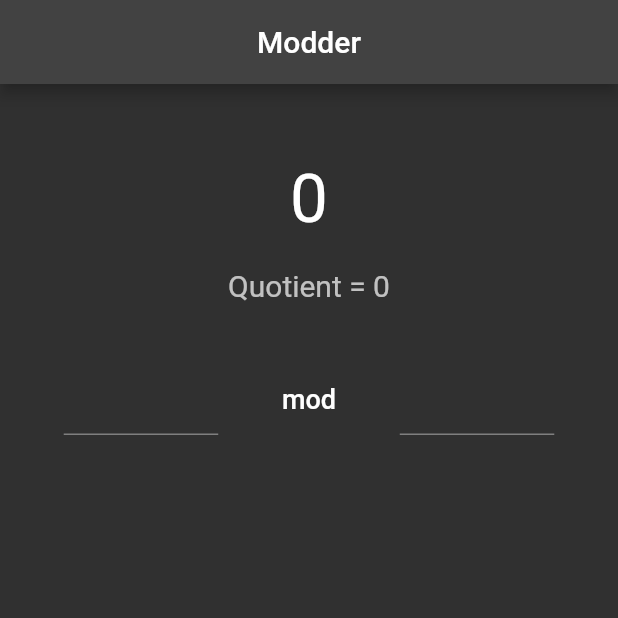
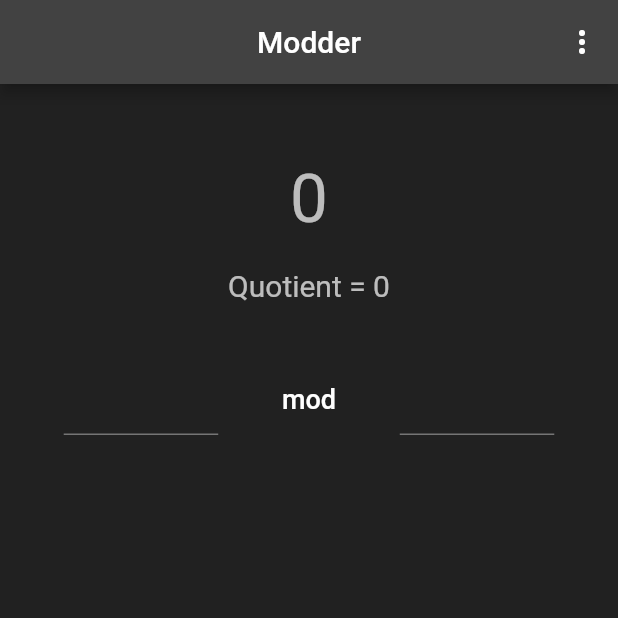
Before and after one commit to sushan9/mod, a Flutter app: the screen it shows after launch, on a phone screen of 412 x 824 dp, the top half of it. Run offline on Flutter 3.47's test engine with Material 2 defaults, Android fonts, the phone set to English and light mode, and no system bars; our stand-ins replace shared_preferences.

Commit message:
dark theme with provider

```diff
--- a/lib/app/app.dart
+++ b/lib/app/app.dart
@@ -1,22 +1,42 @@
+import 'package:first/provider/theme_provider.dart';
 import 'package:flutter/material.dart';
+import 'package:provider/provider.dart';
 import './modCalculator.dart';
 
 class App extends StatelessWidget {
-  const App({Key? key}) : super(key: key);
-
   @override
   Widget build(BuildContext context) {
-    return MaterialApp(
-      title: 'Modder',
-      debugShowCheckedModeBanner: false,
-      theme: ThemeData.dark(),
-      home: Scaffold(
-        appBar: AppBar(
-          title: const Text('Modder'),
-          centerTitle: true,
-        ),
-        body: ModCalculator(),
+    return Scaffold(
+      appBar: AppBar(
+        title: const Text('Modder'),
+        centerTitle: true,
+        actions: [
+          PopupMenuButton(
+            itemBuilder: (context) => [
+              PopupMenuItem(
+                child: ListTile(
+                  title: Text('Dark Mode'),
+                  trailing: StatefulBuilder(
+                    builder: (context, StateSetter setState) {
+                      return Switch(
+                        value: context.read<ThemeProvider>().isDarkMode,
+                        // value: Provider.of<ThemeProvider>(context).isDarkMode,
+                        onChanged: (value) {
+                          context.read<ThemeProvider>().toggle(value);
+                          // Provider.of<ThemeProvider>(context, listen: false)
+                          //     .toggle(value);
+                          setState(() {});
+                        },
+                      );
+                    },
+                  ),
+                ),
+              ),
+            ],
+          ),
+        ],
       ),
+      body: ModCalculator(),
     );
   }
 }
--- a/lib/app/modCalculator.dart
+++ b/lib/app/modCalculator.dart
@@ -47,10 +47,7 @@ class _ModCalculatorState extends State<ModCalculator> {
         children: <Widget>[
           Text(
             getMod(),
-            style: Theme.of(context)
-                .textTheme
-                .headline3!
-                .copyWith(color: Colors.white),
+            style: Theme.of(context).textTheme.headline3,
           ),
           const SizedBox(height: 20),
           Text(
--- a/lib/app/modInput.dart
+++ b/lib/app/modInput.dart
@@ -11,8 +11,6 @@ class ModInput extends StatelessWidget {
     return Container(
       width: (width) / 4,
       child: TextFormField(
-        // cursorColor: Colors.grey,
-        // decoration: InputDecoration(),
         style: Theme.of(context).textTheme.headline6,
         textAlign: TextAlign.center,
         onChanged: (inp) {
--- a/lib/main.dart
+++ b/lib/main.dart
@@ -1,14 +1,33 @@
+import 'package:first/provider/theme_provider.dart';
 import 'package:flutter/material.dart';
+import 'package:flutter/services.dart';
 import 'app/app.dart';
+import 'package:provider/provider.dart';
 
-void main() {
+void main() async {
+  WidgetsFlutterBinding.ensureInitialized();
+  // portrait only
+  await SystemChrome.setPreferredOrientations([
+    DeviceOrientation.portraitUp,
+  ]);
   runApp(MyApp());
 }
 
 class MyApp extends StatelessWidget {
-  // This widget is the root of your application.
   @override
   Widget build(BuildContext context) {
-    return App();
+    return ChangeNotifierProvider(
+        create: (context) => ThemeProvider(),
+        builder: (context, child) {
+          final themeProvider = Provider.of<ThemeProvider>(context);
+          return MaterialApp(
+            title: 'Modder',
+            debugShowCheckedModeBanner: false,
+            themeMode: themeProvider.themeMode,
+            theme: MyThemes.light,
+            darkTheme: MyThemes.dark,
+            home: App(),
+          );
+        });
   }
 }
--- /dev/null
+++ b/lib/provider/theme_provider.dart
@@ -0,0 +1,22 @@
+import 'package:flutter/material.dart';
+
+class ThemeProvider extends ChangeNotifier {
+  ThemeMode themeMode = ThemeMode.dark;
+  bool _isDarkMode = true;
+  bool get isDarkMode => _isDarkMode;
+
+  void toggle(bool isDark) {
+    themeMode = isDark ? ThemeMode.dark : ThemeMode.light;
+    _isDarkMode = isDark;
+    notifyListeners();
+  }
+}
+
+class MyThemes {
+  static final dark = ThemeData.dark().copyWith(
+    scaffoldBackgroundColor: Colors.grey.shade900,
+  );
+  static final light = ThemeData.light().copyWith(
+    scaffoldBackgroundColor: Colors.white,
+  );
+}
--- a/pubspec.yaml
+++ b/pubspec.yaml
@@ -24,6 +24,10 @@ dependencies:
   flutter:
     sdk: flutter
 
+#  state management
+  provider: ^6.0.1
+#  for local storage
+  shared_preferences: ^2.0.9
 
   # The following adds the Cupertino Icons font to your application.
   # Use with the CupertinoIcons class for iOS style icons.
```
Also changed, not shown: lib/shared_pref/theme_shared_preference.dart (added, +13 -0 lines), pubspec.lock.
